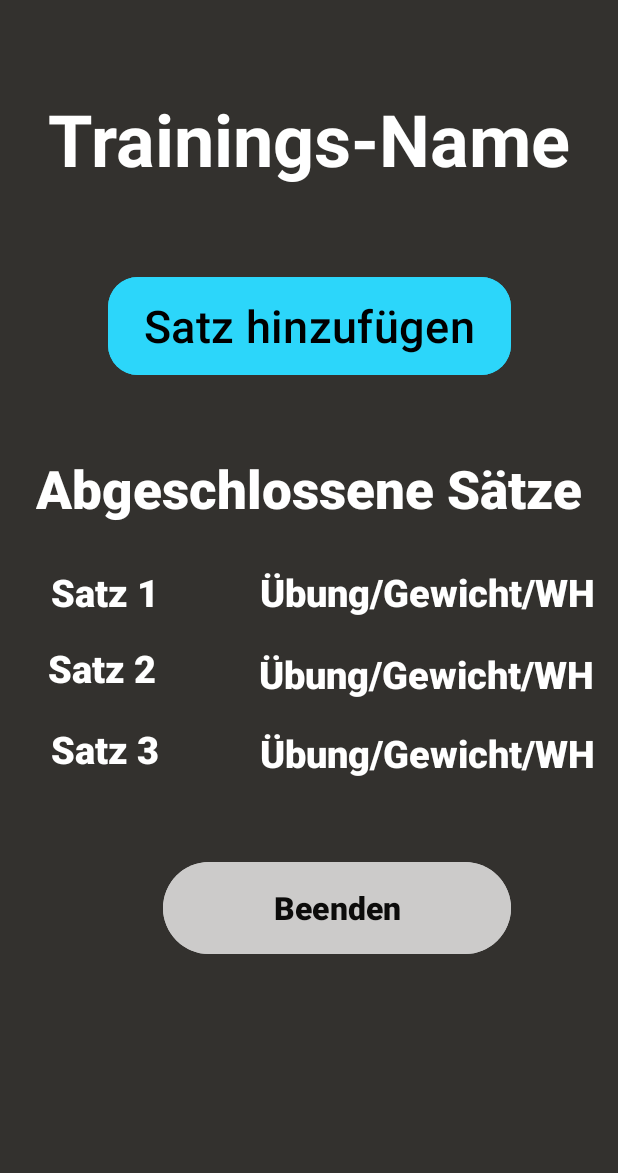
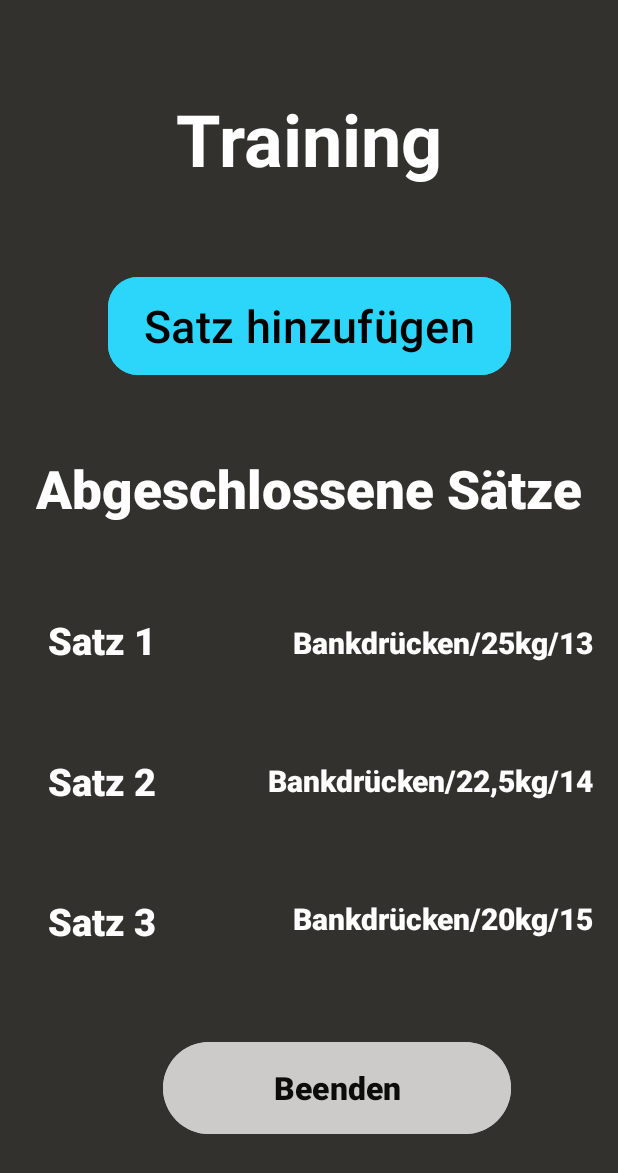
Before and after one commit to mthaler1/GymMem-itp, an Android app: the TrAnsicht screen opened directly, with no data from a screen before it, on a phone screen of 412 x 824 dp. Shown: the top 1173 px of the screen. Run offline under Robolectric (Android 15) with nearby library versions, the phone set to English and light mode, and no system bars.

Commit message:
Gesamten Code und fertige Mockups für 2.Zwischenpräsentation (27.04.2023)

```diff
--- a/app/src/main/java/com/example/gymmem/TrAnsicht.java
+++ b/app/src/main/java/com/example/gymmem/TrAnsicht.java
@@ -2,13 +2,34 @@ package com.example.gymmem;
 
 import androidx.appcompat.app.AppCompatActivity;
 
+import android.content.Intent;
 import android.os.Bundle;
+import android.view.View;
+import android.widget.Button;
+import android.widget.TextView;
 
 public class TrAnsicht extends AppCompatActivity {
-
     @Override
     protected void onCreate(Bundle savedInstanceState) {
         super.onCreate(savedInstanceState);
         setContentView(R.layout.activity_tr_ansicht);
+        TextView header = findViewById(R.id.transicht);
+        header.setText("Training");
+        Button satzPlus = findViewById(R.id.satzHinzufugen);
+        satzPlus.setOnClickListener(new View.OnClickListener() {
+            @Override
+            public void onClick(View view) {
+                startActivity(new Intent(TrAnsicht.this, SatzHinzufuegen.class));
+            }
+        });
+        Button beenden = findViewById(R.id.beenden);
+        beenden.setOnClickListener(new View.OnClickListener() {
+            @Override
+            public void onClick(View view) {
+                Intent i = new Intent(TrAnsicht.this, Startseite.class);
+                i.putExtra("name",header.getText().toString());
+                startActivity(i);
+            }
+        });
     }
 }
--- a/app/src/main/res/drawable/rounded_edittext.xml
+++ b/app/src/main/res/drawable/rounded_edittext.xml
@@ -1,6 +1,7 @@
 <?xml version="1.0" encoding="utf-8"?>
 <shape xmlns:android="http://schemas.android.com/apk/res/android"
-    android:shape="rectangle">
+    android:shape="rectangle"
+    android:textColor="@color/black">
     <corners android:radius="20dp"/>
     <solid android:color="#FFFFFF"/>
     <stroke android:width="2dp" android:color="#000000"/>
--- a/app/src/main/res/layout/activity_login.xml
+++ b/app/src/main/res/layout/activity_login.xml
@@ -59,7 +59,7 @@
         android:gravity="center_horizontal|center_vertical"
         android:hint="Password"
         android:inputType="textPassword"
-
+        android:textColor="@color/black"
         app:layout_constraintEnd_toEndOf="parent"
         app:layout_constraintStart_toStartOf="parent"
         app:layout_constraintTop_toBottomOf="@+id/inputName" />
--- a/app/src/main/res/layout/activity_registrieren.xml
+++ b/app/src/main/res/layout/activity_registrieren.xml
@@ -45,6 +45,7 @@
         android:hint="E-Mail"
         android:inputType="textEmailAddress"
 
+        android:textColor="@color/black"
         app:layout_constraintEnd_toEndOf="parent"
         app:layout_constraintStart_toStartOf="parent"
         app:layout_constraintTop_toBottomOf="@+id/logo" />
@@ -74,6 +75,7 @@
         android:hint="Password"
         android:inputType="textPassword"
 
+        android:textColor="@color/black"
         app:layout_constraintEnd_toEndOf="parent"
         app:layout_constraintStart_toStartOf="parent"
         app:layout_constraintTop_toBottomOf="@+id/inputName" />
--- a/app/src/main/res/layout/activity_tr_ansicht.xml
+++ b/app/src/main/res/layout/activity_tr_ansicht.xml
@@ -7,69 +7,47 @@
     android:background="#33312E"
     tools:context=".TrAnsicht">
 
-    <Button
-        android:id="@+id/buttonHilfe3"
-        android:layout_width="232dp"
-        android:layout_height="69dp"
-        android:layout_marginTop="51dp"
-        android:alpha="0.75"
-        android:backgroundTint="#FFFFFF"
-        android:text="Beenden"
-        android:textColor="@color/black"
-        android:textSize="21sp"
-        android:textStyle="bold"
+    <TextView
+        android:id="@+id/uegwh3"
+        android:layout_width="wrap_content"
+        android:layout_height="wrap_content"
+        android:layout_marginEnd="16dp"
+        android:fontFamily="sans-serif-black"
+        android:text="Bankdrücken/20kg/15"
+        android:textColor="#FFFF"
+        android:textSize="20sp"
+        app:layout_constraintBottom_toTopOf="@+id/beenden"
         app:layout_constraintEnd_toEndOf="parent"
-        app:layout_constraintHorizontal_bias="0.603"
-        app:layout_constraintStart_toStartOf="parent"
-        app:layout_constraintTop_toBottomOf="@+id/datum6" />
+        app:layout_constraintTop_toBottomOf="@+id/uegwh2" />
 
     <TextView
-        android:id="@+id/datum6"
+        android:id="@+id/uegwh1"
         android:layout_width="wrap_content"
         android:layout_height="wrap_content"
-        android:layout_marginStart="68dp"
-        android:layout_marginTop="18dp"
         android:layout_marginEnd="16dp"
         android:fontFamily="sans-serif-black"
-        android:text="Übung/Gewicht/WH"
+        android:text="Bankdrücken/25kg/13"
         android:textColor="#FFFF"
-        android:textSize="25sp"
+        android:textSize="20sp"
+        app:layout_constraintBottom_toTopOf="@+id/uegwh2"
         app:layout_constraintEnd_toEndOf="parent"
-        app:layout_constraintStart_toEndOf="@+id/textTraining9"
-        app:layout_constraintTop_toBottomOf="@+id/datum4" />
-
-    <TextView
-        android:id="@+id/datum5"
-        android:layout_width="wrap_content"
-        android:layout_height="wrap_content"
-        android:layout_marginStart="68dp"
-        android:layout_marginTop="28dp"
-        android:layout_marginEnd="16dp"
-        android:fontFamily="sans-serif-black"
-        android:text="Übung/Gewicht/WH"
-        android:textColor="#FFFF"
-        android:textSize="25sp"
-        app:layout_constraintEnd_toEndOf="parent"
-        app:layout_constraintStart_toEndOf="@+id/textTraining5"
         app:layout_constraintTop_toBottomOf="@+id/textLabelTraining2" />
 
     <TextView
-        android:id="@+id/datum4"
+        android:id="@+id/uegwh2"
         android:layout_width="wrap_content"
         android:layout_height="wrap_content"
-        android:layout_marginStart="68dp"
-        android:layout_marginTop="20dp"
         android:layout_marginEnd="16dp"
         android:fontFamily="sans-serif-black"
-        android:text="Übung/Gewicht/WH"
+        android:text="Bankdrücken/22,5kg/14"
         android:textColor="#FFFF"
-        android:textSize="25sp"
+        android:textSize="20sp"
+        app:layout_constraintBottom_toTopOf="@+id/beenden"
         app:layout_constraintEnd_toEndOf="parent"
-        app:layout_constraintStart_toEndOf="@+id/textTraining6"
-        app:layout_constraintTop_toBottomOf="@+id/datum5" />
+        app:layout_constraintTop_toBottomOf="@+id/textLabelTraining2" />
 
     <Button
-        android:id="@+id/buttonTrainingStarten2"
+        android:id="@+id/satzHinzufugen"
         android:layout_width="wrap_content"
         android:layout_height="73dp"
         android:layout_marginTop="56dp"
@@ -86,43 +64,41 @@
         android:id="@+id/textTraining9"
         android:layout_width="wrap_content"
         android:layout_height="wrap_content"
-        android:layout_marginTop="19dp"
+        android:layout_marginStart="32dp"
         android:fontFamily="sans-serif-black"
         android:text="Satz 3"
         android:textAllCaps="false"
         android:textColor="#FFFF"
         android:textSize="25sp"
-        app:layout_constraintEnd_toEndOf="parent"
-        app:layout_constraintHorizontal_bias="0.1"
+        app:layout_constraintBottom_toTopOf="@+id/beenden"
         app:layout_constraintStart_toStartOf="parent"
         app:layout_constraintTop_toBottomOf="@+id/textTraining6" />
 
     <TextView
         android:id="@+id/textTraining6"
         android:layout_width="wrap_content"
-        android:layout_height="wrap_content"
+        android:layout_height="34dp"
         android:layout_marginStart="32dp"
-        android:layout_marginTop="16dp"
         android:fontFamily="sans-serif-black"
         android:text="Satz 2"
         android:textAllCaps="false"
         android:textColor="#FFFF"
         android:textSize="25sp"
+        app:layout_constraintBottom_toTopOf="@+id/beenden"
         app:layout_constraintStart_toStartOf="parent"
-        app:layout_constraintTop_toBottomOf="@+id/textTraining5" />
+        app:layout_constraintTop_toBottomOf="@+id/textLabelTraining2" />
 
     <TextView
         android:id="@+id/textTraining5"
         android:layout_width="wrap_content"
         android:layout_height="wrap_content"
-        android:layout_marginTop="28dp"
+        android:layout_marginStart="32dp"
         android:fontFamily="sans-serif-black"
         android:text="Satz 1"
         android:textAllCaps="false"
         android:textColor="#FFFF"
         android:textSize="25sp"
-        app:layout_constraintEnd_toEndOf="parent"
-        app:layout_constraintHorizontal_bias="0.1"
+        app:layout_constraintBottom_toTopOf="@+id/textTraining6"
         app:layout_constraintStart_toStartOf="parent"
         app:layout_constraintTop_toBottomOf="@+id/textLabelTraining2" />
 
@@ -138,7 +114,7 @@
         android:textStyle="bold"
         app:layout_constraintEnd_toEndOf="parent"
         app:layout_constraintStart_toStartOf="parent"
-        app:layout_constraintTop_toBottomOf="@+id/buttonTrainingStarten2" />
+        app:layout_constraintTop_toBottomOf="@+id/satzHinzufugen" />
 
     <TextView
         android:id="@+id/transicht"
@@ -152,4 +128,20 @@
         app:layout_constraintEnd_toEndOf="parent"
         app:layout_constraintStart_toStartOf="parent"
         app:layout_constraintTop_toTopOf="parent" />
+
+    <Button
+        android:id="@+id/beenden"
+        android:layout_width="232dp"
+        android:layout_height="69dp"
+        android:layout_marginBottom="64dp"
+        android:alpha="0.75"
+        android:backgroundTint="#FFFFFF"
+        android:text="Beenden"
+        android:textColor="@color/black"
+        android:textSize="21sp"
+        android:textStyle="bold"
+        app:layout_constraintBottom_toBottomOf="parent"
+        app:layout_constraintEnd_toEndOf="parent"
+        app:layout_constraintHorizontal_bias="0.603"
+        app:layout_constraintStart_toStartOf="parent" />
 </androidx.constraintlayout.widget.ConstraintLayout>
--- a/app/src/main/res/layout/fragment_startseite.xml
+++ b/app/src/main/res/layout/fragment_startseite.xml
@@ -101,7 +101,7 @@
         android:layout_height="wrap_content"
         android:layout_marginTop="29dp"
         android:fontFamily="sans-serif-black"
-        android:text="XX.XX.XXXX"
+        android:text="27.04.2023"
         android:textColor="#FFFF"
         android:textSize="25sp"
         app:layout_constraintEnd_toEndOf="parent"
@@ -115,7 +115,7 @@
         android:layout_height="wrap_content"
         android:layout_marginTop="19dp"
         android:fontFamily="sans-serif-black"
-        android:text="XX.XX.XXXX"
+        android:text="26.04.2023"
         android:textColor="#FFFF"
         android:textSize="25sp"
         app:layout_constraintEnd_toEndOf="parent"
@@ -129,7 +129,7 @@
         android:layout_height="wrap_content"
         android:layout_marginTop="19dp"
         android:fontFamily="sans-serif-black"
-        android:text="XX.XX.XXXX"
+        android:text="25.04.2023"
         android:textColor="#FFFF"
         android:textSize="25sp"
         app:layout_constraintEnd_toEndOf="parent"
```
Also changed, not shown: app/src/main/java/com/example/gymmem/SatzHinzufuegen.java (+25 -1 lines), app/src/main/java/com/example/gymmem/StartseiteFragment.java (+17 -2 lines), app/src/main/java/com/example/gymmem/TrStarten.java (+22 -1 lines), app/src/main/java/com/example/gymmem/UeErstellenFragment.java (+32 -0 lines), app/src/main/java/com/example/gymmem/VerTraining.java (+10 -0 lines), app/src/main/res/layout/activity_satz_hinzufuegen.xml (+21 -28 lines), app/src/main/res/layout/activity_tr_starten.xml (+14 -3 lines), app/src/main/res/layout/activity_ver_training.xml (+14 -2 lines), app/src/main/res/layout/fragment_ue_erstellen.xml (+17 -9 lines).
